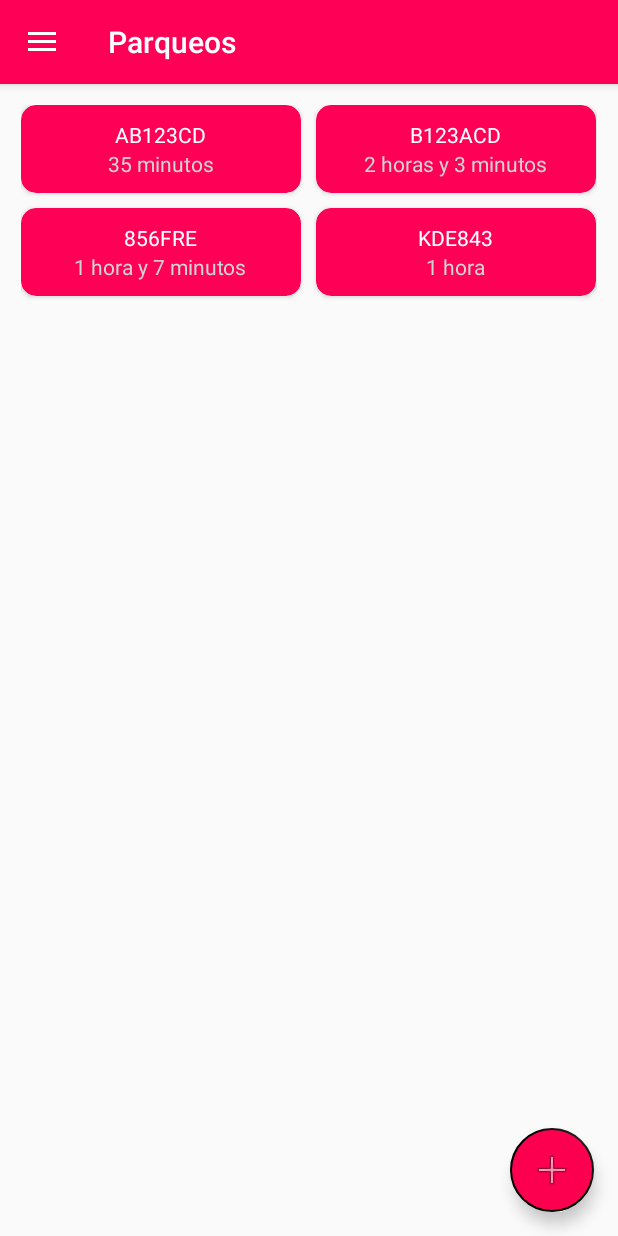
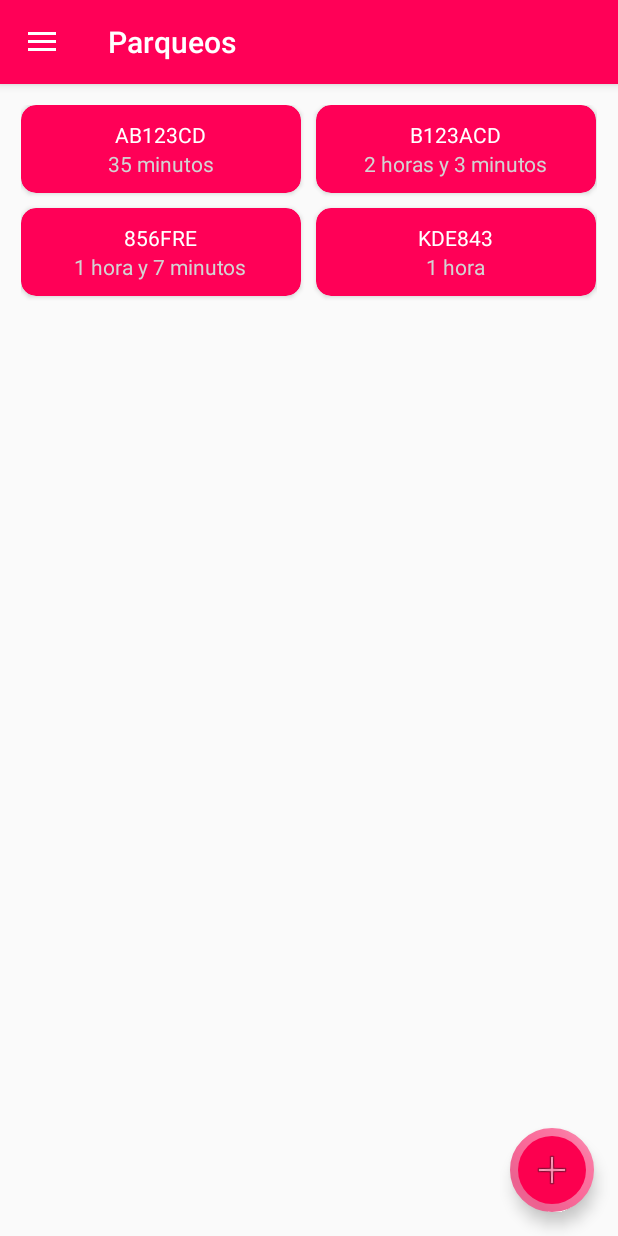
Before and after one commit to AleTid5/UTN_PAII_TP3, an Android app: the screen it shows after launch (System), after a tap on "INICIAR SESIÓN", on a phone screen of 412 x 824 dp. Run offline under Robolectric (Android 15) with nearby library versions, the phone set to English and light mode, and no system bars; our stand-ins replace navigation-ui.

Commit message:
FAB with pulse effect

```diff
--- a/app/src/main/java/src/Activities/ui/parking/ParkingFragment.java
+++ b/app/src/main/java/src/Activities/ui/parking/ParkingFragment.java
@@ -1,5 +1,7 @@
 package src.Activities.ui.parking;
 
+import android.animation.ObjectAnimator;
+import android.animation.PropertyValuesHolder;
 import android.app.Dialog;
 import android.os.Bundle;
 import android.view.LayoutInflater;
@@ -35,6 +37,7 @@ public class ParkingFragment extends Fragment {
         View root = inflater.inflate(R.layout.fragment_parking, container, false);
 
         FloatingActionButton fab = root.findViewById(R.id.fab);
+
         fab.setOnClickListener(view -> {
             Dialog dialog = new Dialog(root.getContext());
             dialog.setTitle("Registrar parqueo");
@@ -45,6 +48,16 @@ public class ParkingFragment extends Fragment {
 
             dialog.show();
         });
+
+        ObjectAnimator scaleDown = ObjectAnimator.ofPropertyValuesHolder(
+                fab,
+                PropertyValuesHolder.ofFloat("scaleX", 1.05f),
+                PropertyValuesHolder.ofFloat("scaleY", 1.05f));
+
+        scaleDown.setDuration(310);
+        scaleDown.setRepeatCount(ObjectAnimator.INFINITE);
+        scaleDown.setRepeatMode(ObjectAnimator.REVERSE);
+        scaleDown.start();
 
         return root;
     }
--- a/app/src/main/res/layout/fragment_parking.xml
+++ b/app/src/main/res/layout/fragment_parking.xml
@@ -16,8 +16,8 @@
         android:clickable="true"
         android:focusable="true"
         android:rotation="45"
-        app:backgroundTint="#000000"
-        app:borderWidth="1dp"
+        app:backgroundTint="#FA6999"
+        app:borderWidth="5dp"
         app:layout_constraintBottom_toBottomOf="@+id/grid_parking_view"
         app:layout_constraintEnd_toEndOf="parent"
         app:srcCompat="@android:drawable/ic_menu_close_clear_cancel"
```
